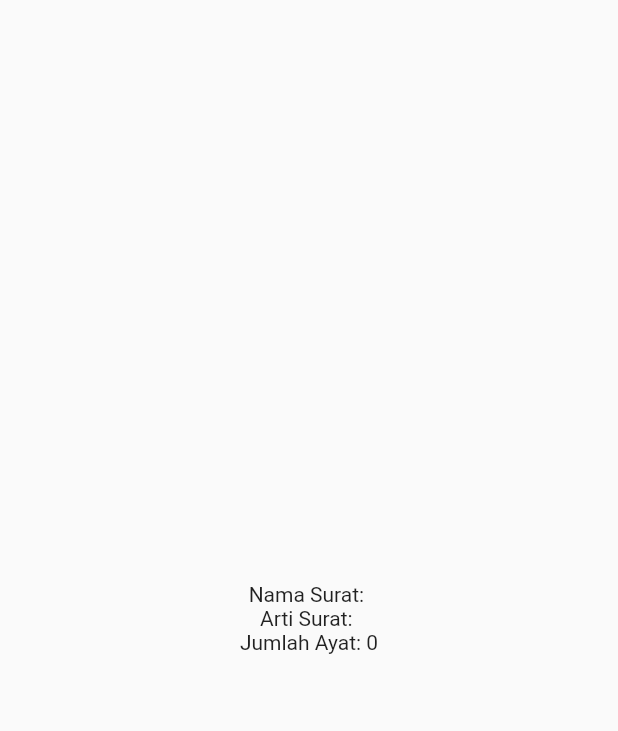
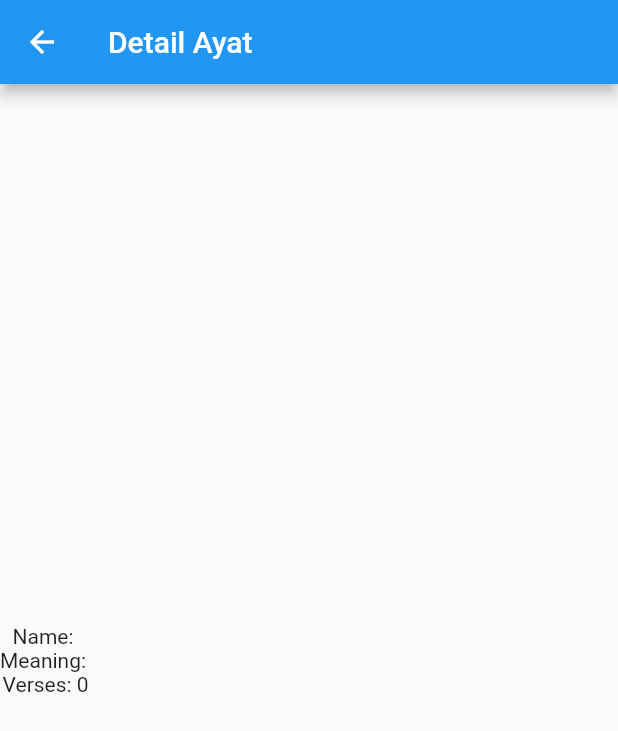
Before and after one commit to Rizky28eka/QuranKuy, a Flutter app: the DetailAyatPage screen opened directly with empty values, on a phone screen of 412 x 824 dp. Shown: the top 731 px of the screen. Run offline on Flutter 3.47's test engine with Material 2 defaults, Android fonts, the phone set to English and light mode, and no system bars; our stand-ins replace google_fonts.

Commit message:
QuranKuy With Flutter❤️

```diff
--- a/lib/pages/al-quran/Detail_Ayat_Page.dart
+++ b/lib/pages/al-quran/Detail_Ayat_Page.dart
@@ -5,24 +5,26 @@ class DetailAyatPage extends StatelessWidget {
   final String meaning;
   final int verses;
 
-  DetailAyatPage({
+  const DetailAyatPage({
+    Key? key,
     required this.name,
     required this.meaning,
     required this.verses,
-  });
+  }) : super(key: key);
 
   @override
   Widget build(BuildContext context) {
     return Scaffold(
-      body: Center(
-        child: Column(
-          mainAxisAlignment: MainAxisAlignment.center,
-          children: [
-            Text('Nama Surat: $name'),
-            Text('Arti Surat: $meaning'),
-            Text('Jumlah Ayat: $verses'),
-          ],
-        ),
+      appBar: AppBar(
+        title: Text('Detail Ayat'),
+      ),
+      body: Column(
+        mainAxisAlignment: MainAxisAlignment.center,
+        children: [
+          Text('Name: $name'),
+          Text('Meaning: $meaning'),
+          Text('Verses: $verses'),
+        ],
       ),
     );
   }
--- a/lib/pages/homepage.dart
+++ b/lib/pages/homepage.dart
@@ -55,7 +55,9 @@ class HomePage extends StatelessWidget {
                       Navigator.push(
                         context,
                         MaterialPageRoute(
-                          builder: (context) => QuranTabbar(),
+                          builder: (context) => QuranTabbar(
+                            bookmarks: [],
+                          ),
                         ),
                       );
                     },
--- a/lib/pages/shalat/jadwalshalat.dart
+++ b/lib/pages/shalat/jadwalshalat.dart
@@ -10,6 +10,6 @@ class JadwalShalatPage extends StatefulWidget {
 class _JadwalShalatPageState extends State<JadwalShalatPage> {
   @override
   Widget build(BuildContext context) {
-    return Container();
+    return Scaffold();
   }
 }
```
Also changed, not shown: lib/pages/al-matsurat/DzikirPagi.dart (+6 -62 lines), lib/pages/al-matsurat/DzikirSore.dart (+8 -7 lines), lib/pages/al-quran/Bookmarks.dart (+23 -5 lines), lib/pages/al-quran/Surat_List_Page.dart (+39 -2 lines), lib/widgets/QuranTabbar.dart (+12 -2 lines).
